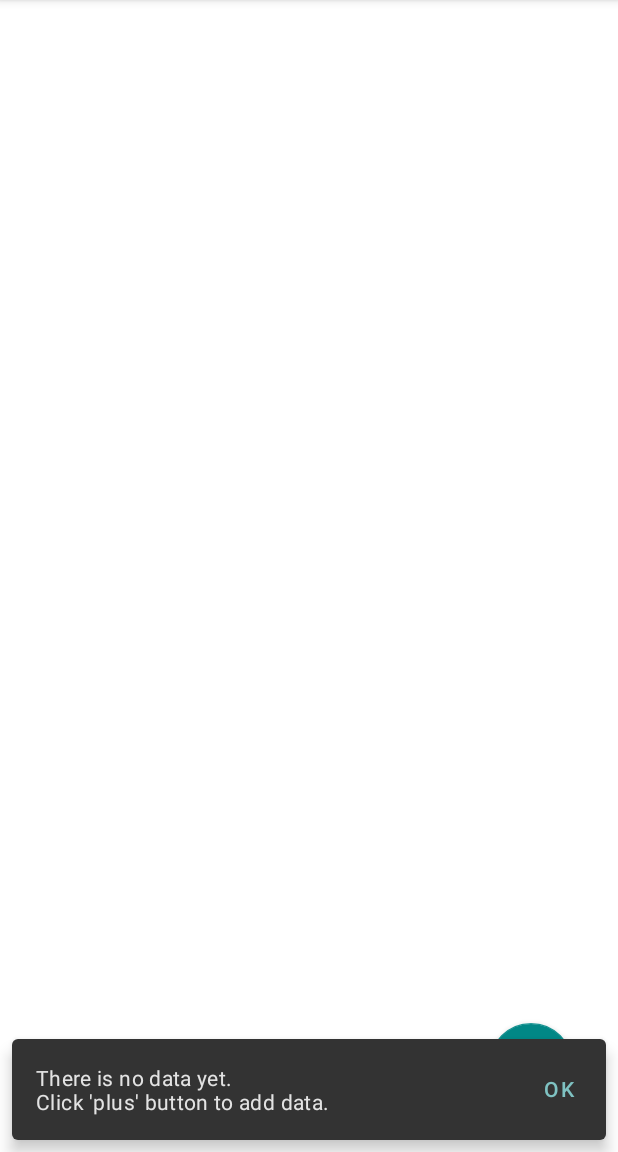
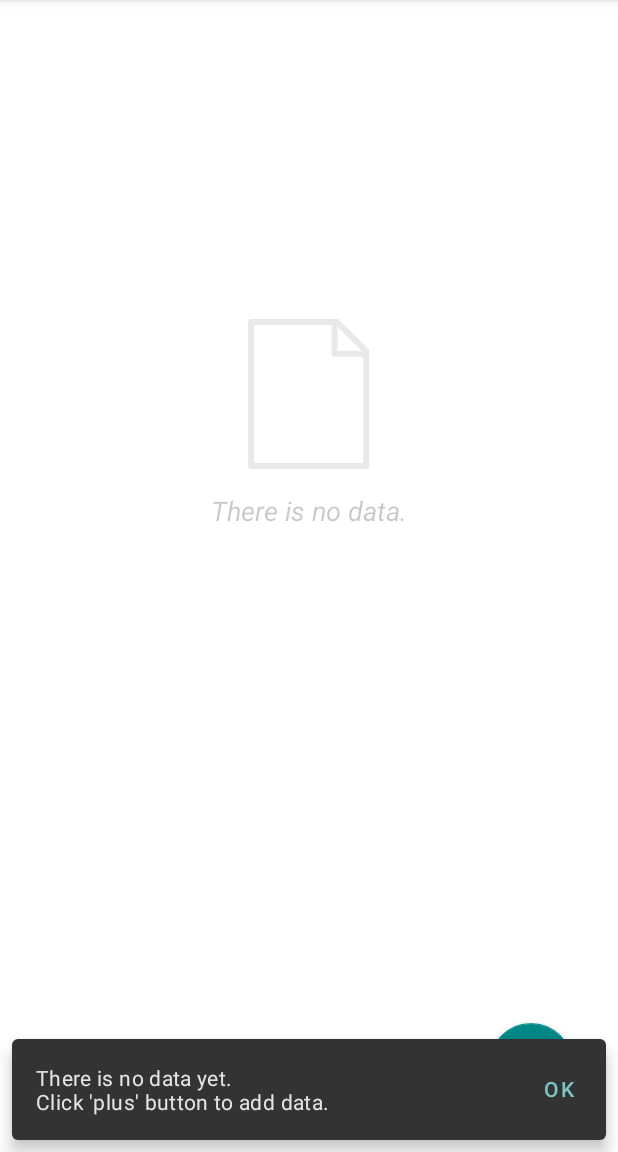
Before and after one commit to JanBinkowski/AndroidProject, an Android app: the screen it shows after launch (MainActivity), on a phone screen of 412 x 824 dp, the part 84-1236 px from its top. Run offline under Robolectric (Android 15) with nearby library versions, the phone set to English and light mode, and no system bars.

```diff
--- a/app/src/main/java/com/example/spendingtracker_v2/MainActivity.java
+++ b/app/src/main/java/com/example/spendingtracker_v2/MainActivity.java
@@ -27,6 +27,8 @@ public class MainActivity extends AppCompatActivity {
 
     RecyclerView RecyclerViewList;
     FloatingActionButton ButtonAddRecord;
+    ImageView imageViewNoData;
+    TextView textViewNoData;
 
     myDatabaseHelper myDB;
     ArrayList<String> spend_id, spend_description, spend_value, spend_date;
@@ -38,6 +40,8 @@ public class MainActivity extends AppCompatActivity {
         setContentView(R.layout.activity_main);
 
         RecyclerViewList = findViewById(R.id.RecyclerViewList);
+        imageViewNoData = findViewById(R.id.imageViewNoData);
+        textViewNoData = findViewById(R.id.textViewNoData);
         ButtonAddRecord = findViewById(R.id.ButtonAddRecord);
 
         ButtonAddRecord.setOnClickListener(new View.OnClickListener() {
@@ -82,6 +86,10 @@ public class MainActivity extends AppCompatActivity {
                         }
                     });
             snackbar.setDuration(8000).show();
+
+            imageViewNoData.setVisibility(View.VISIBLE);
+            textViewNoData.setVisibility(View.VISIBLE);
+
         }else{
             while(cursor.moveToNext()){
                 spend_id.add(cursor.getString(0));
--- /dev/null
+++ b/app/src/main/res/drawable/ic__no_data.xml
@@ -0,0 +1,22 @@
+<vector xmlns:android="http://schemas.android.com/apk/res/android"
+    android:width="100dp"
+    android:height="100dp"
+    android:viewportWidth="100"
+    android:viewportHeight="100">
+  <path
+      android:pathData="M69.379,2l-57.379,0l0,96l76.8,0l0,-76.606l-0.194,-0.194l-19.006,-18.979z"
+      android:strokeLineJoin="round"
+      android:strokeWidth="4"
+      android:fillColor="#00000000"
+      android:strokeColor="#222F3E"
+      android:fillType="evenOdd"
+      android:strokeLineCap="round"/>
+  <path
+      android:pathData="M86.88,23.12l-19.2,0l0,-19.2"
+      android:strokeLineJoin="round"
+      android:strokeWidth="4"
+      android:fillColor="#00000000"
+      android:strokeColor="#222F3E"
+      android:fillType="evenOdd"
+      android:strokeLineCap="round"/>
+</vector>
--- a/app/src/main/res/layout/activity_main.xml
+++ b/app/src/main/res/layout/activity_main.xml
@@ -11,9 +11,8 @@
         android:id="@+id/RecyclerViewList"
         android:layout_width="match_parent"
         android:layout_height="match_parent"
-        tools:layout_editor_absoluteX="93dp"
-        tools:layout_editor_absoluteY="261dp"
-        />
+        tools:layout_editor_absoluteX="0dp"
+        tools:layout_editor_absoluteY="0dp" />
 
     <com.google.android.material.floatingactionbutton.FloatingActionButton
         android:id="@+id/ButtonAddRecord"
@@ -29,4 +28,32 @@
         app:rippleColor="@color/white"
         app:srcCompat="@drawable/add_icon" />
 
+    <ImageView
+        android:id="@+id/imageViewNoData"
+        android:layout_width="wrap_content"
+        android:layout_height="wrap_content"
+        android:alpha="0.1"
+        android:visibility="gone"
+        app:layout_constraintBottom_toBottomOf="parent"
+        app:layout_constraintEnd_toEndOf="parent"
+        app:layout_constraintHorizontal_bias="0.498"
+        app:layout_constraintStart_toStartOf="parent"
+        app:layout_constraintTop_toTopOf="@+id/RecyclerViewList"
+        app:layout_constraintVertical_bias="0.318"
+        app:srcCompat="@drawable/ic__no_data" />
+
+    <TextView
+        android:id="@+id/textViewNoData"
+        android:layout_width="wrap_content"
+        android:layout_height="wrap_content"
+        android:layout_marginTop="15dp"
+        android:alpha="0.4"
+        android:text="There is no data."
+        android:textSize="18sp"
+        android:textStyle="italic"
+        android:visibility="gone"
+        app:layout_constraintEnd_toEndOf="parent"
+        app:layout_constraintStart_toStartOf="parent"
+        app:layout_constraintTop_toBottomOf="@+id/imageViewNoData" />
+
 </androidx.constraintlayout.widget.ConstraintLayout>
```
